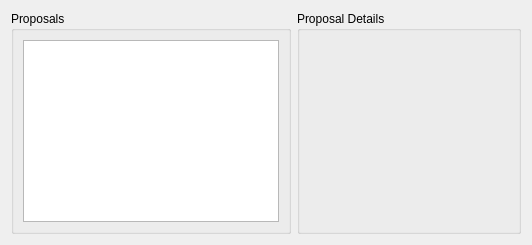
prjemian/assign_gup, file src/Assign_GUP/resources/proposals_listview.ui: the form before one commit.
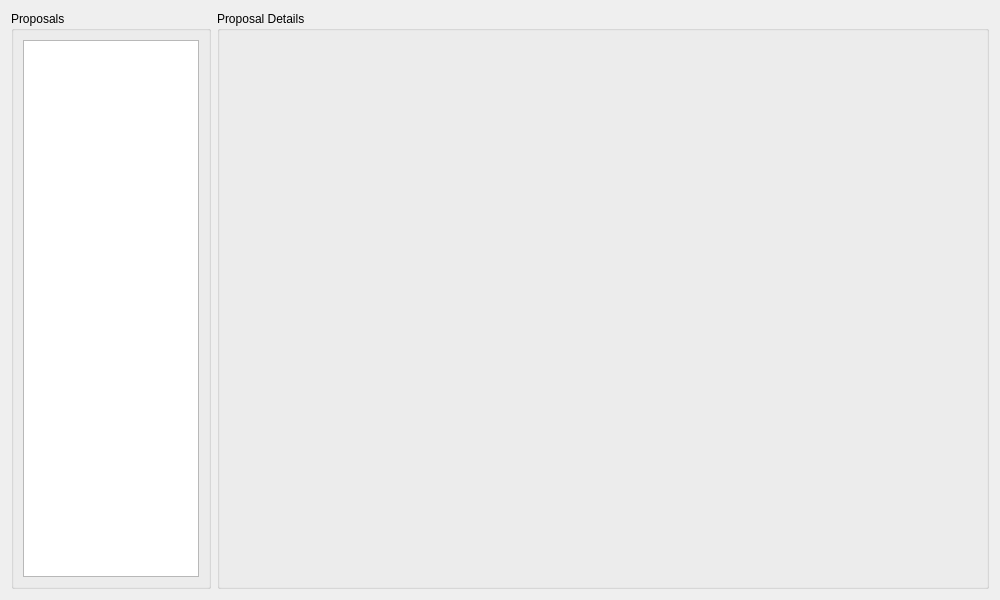
The form after the commit.

Diff of the .ui file:
```diff
--- a/src/Assign_GUP/resources/proposals_listview.ui
+++ b/src/Assign_GUP/resources/proposals_listview.ui
@@ -6,8 +6,8 @@
    <rect>
     <x>0</x>
     <y>0</y>
-    <width>532</width>
-    <height>245</height>
+    <width>1000</width>
+    <height>600</height>
    </rect>
   </property>
   <property name="windowTitle">
@@ -15,9 +15,21 @@
   </property>
   <layout class="QGridLayout" name="gridLayout">
    <item row="0" column="0">
-    <layout class="QHBoxLayout" name="horizontalLayout_2" stretch="0,1">
+    <layout class="QHBoxLayout" name="horizontalLayout_2" stretch="0,5">
      <item>
       <widget class="QGroupBox" name="proposals_gb">
+       <property name="minimumSize">
+        <size>
+         <width>200</width>
+         <height>0</height>
+        </size>
+       </property>
+       <property name="maximumSize">
+        <size>
+         <width>200</width>
+         <height>16777215</height>
+        </size>
+       </property>
        <property name="title">
         <string>Proposals</string>
        </property>
```
